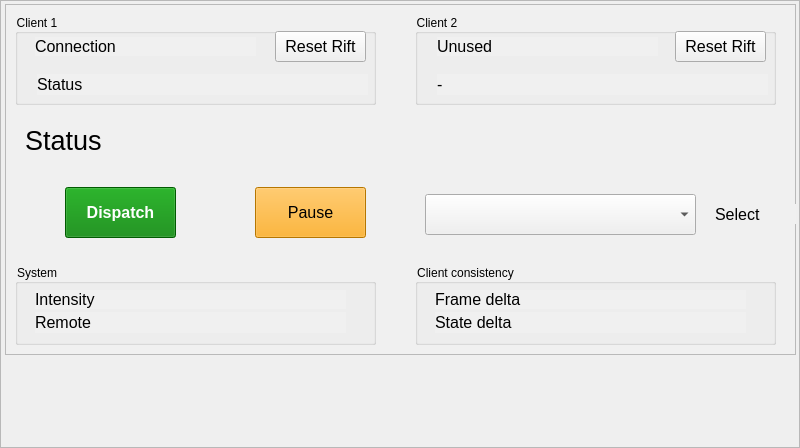
Above: runtime/clients/remote_client/remote_client_gui.ui from michaelmargolis/MdxMotionPlatformV3 before the change. Below: the same form after it.
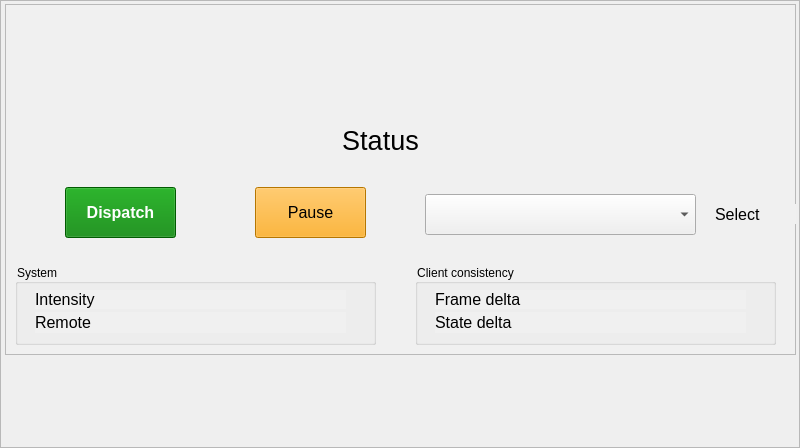
That is the form after the change.

Commit message: Enhanced config dialog - now reads client options from file Enhanced remote client to support anything from 1 to 6 clients, added transform code various minor code comment enhancements

The edit to the form file:
```diff
--- a/runtime/clients/remote_client/remote_client_gui.ui
+++ b/runtime/clients/remote_client/remote_client_gui.ui
@@ -82,73 +82,6 @@
      <string>Pause</string>
     </property>
    </widget>
-   <widget class="QGroupBox" name="groupBox">
-    <property name="geometry">
-     <rect>
-      <x>10</x>
-      <y>10</y>
-      <width>361</width>
-      <height>91</height>
-     </rect>
-    </property>
-    <property name="title">
-     <string>Client 1</string>
-    </property>
-    <widget class="QLabel" name="lbl_coaster_status_1">
-     <property name="geometry">
-      <rect>
-       <x>22</x>
-       <y>60</y>
-       <width>331</width>
-       <height>21</height>
-      </rect>
-     </property>
-     <property name="font">
-      <font>
-       <pointsize>12</pointsize>
-      </font>
-     </property>
-     <property name="text">
-      <string>Status</string>
-     </property>
-    </widget>
-    <widget class="QLabel" name="lbl_coaster_connection_1">
-     <property name="geometry">
-      <rect>
-       <x>20</x>
-       <y>23</y>
-       <width>221</width>
-       <height>19</height>
-      </rect>
-     </property>
-     <property name="font">
-      <font>
-       <pointsize>12</pointsize>
-      </font>
-     </property>
-     <property name="text">
-      <string>Connection</string>
-     </property>
-    </widget>
-    <widget class="QPushButton" name="btn_reset_rift_1">
-     <property name="geometry">
-      <rect>
-       <x>260</x>
-       <y>17</y>
-       <width>91</width>
-       <height>31</height>
-      </rect>
-     </property>
-     <property name="font">
-      <font>
-       <pointsize>12</pointsize>
-      </font>
-     </property>
-     <property name="text">
-      <string>Reset Rift</string>
-     </property>
-    </widget>
-   </widget>
    <widget class="QGroupBox" name="groupBox_3">
     <property name="geometry">
      <rect>
@@ -198,73 +131,6 @@
      </property>
     </widget>
    </widget>
-   <widget class="QGroupBox" name="groupBox_4">
-    <property name="geometry">
-     <rect>
-      <x>410</x>
-      <y>10</y>
-      <width>361</width>
-      <height>91</height>
-     </rect>
-    </property>
-    <property name="title">
-     <string>Client 2</string>
-    </property>
-    <widget class="QLabel" name="lbl_coaster_status_2">
-     <property name="geometry">
-      <rect>
-       <x>22</x>
-       <y>60</y>
-       <width>331</width>
-       <height>21</height>
-      </rect>
-     </property>
-     <property name="font">
-      <font>
-       <pointsize>12</pointsize>
-      </font>
-     </property>
-     <property name="text">
-      <string>-</string>
-     </property>
-    </widget>
-    <widget class="QLabel" name="lbl_coaster_connection_2">
-     <property name="geometry">
-      <rect>
-       <x>22</x>
-       <y>23</y>
-       <width>221</width>
-       <height>19</height>
-      </rect>
-     </property>
-     <property name="font">
-      <font>
-       <pointsize>12</pointsize>
-      </font>
-     </property>
-     <property name="text">
-      <string>Unused</string>
-     </property>
-    </widget>
-    <widget class="QPushButton" name="btn_reset_rift_2">
-     <property name="geometry">
-      <rect>
-       <x>260</x>
-       <y>17</y>
-       <width>91</width>
-       <height>31</height>
-      </rect>
-     </property>
-     <property name="font">
-      <font>
-       <pointsize>12</pointsize>
-      </font>
-     </property>
-     <property name="text">
-      <string>Reset Rift</string>
-     </property>
-    </widget>
-   </widget>
    <widget class="QLabel" name="lbl_item_select">
     <property name="geometry">
      <rect>
@@ -315,6 +181,9 @@
     <property name="text">
      <string>Status</string>
     </property>
+    <property name="alignment">
+     <set>Qt::AlignCenter</set>
+    </property>
    </widget>
    <widget class="QGroupBox" name="groupBox_5">
     <property name="geometry">
```
The commit also changes 14 other files.
